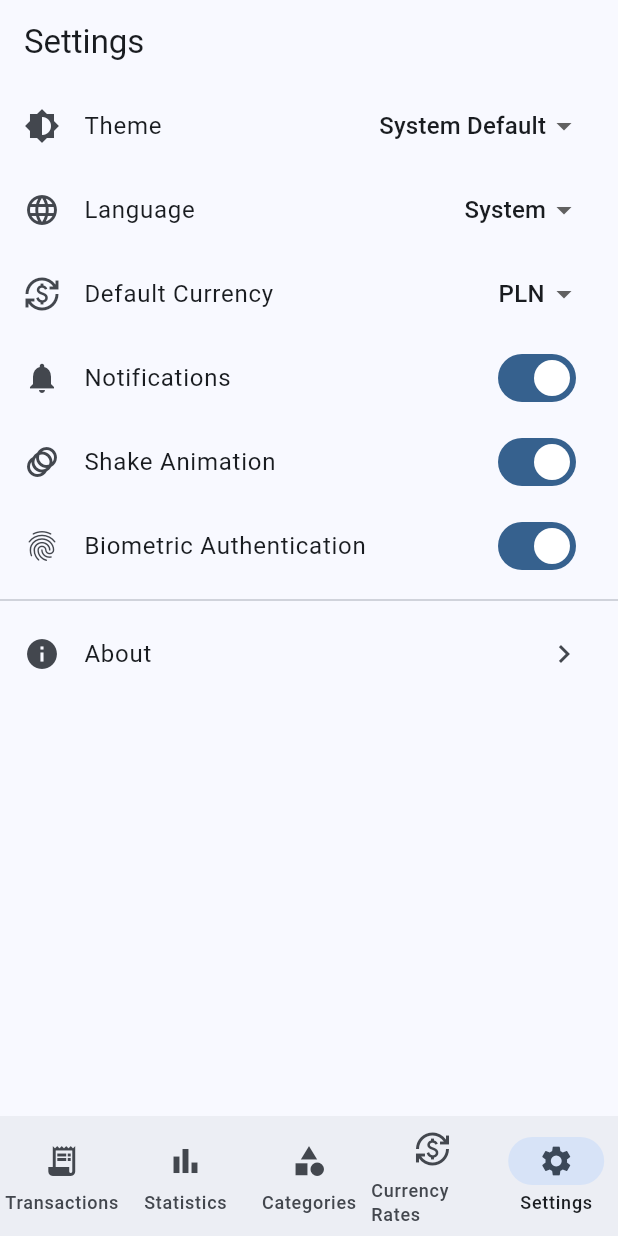
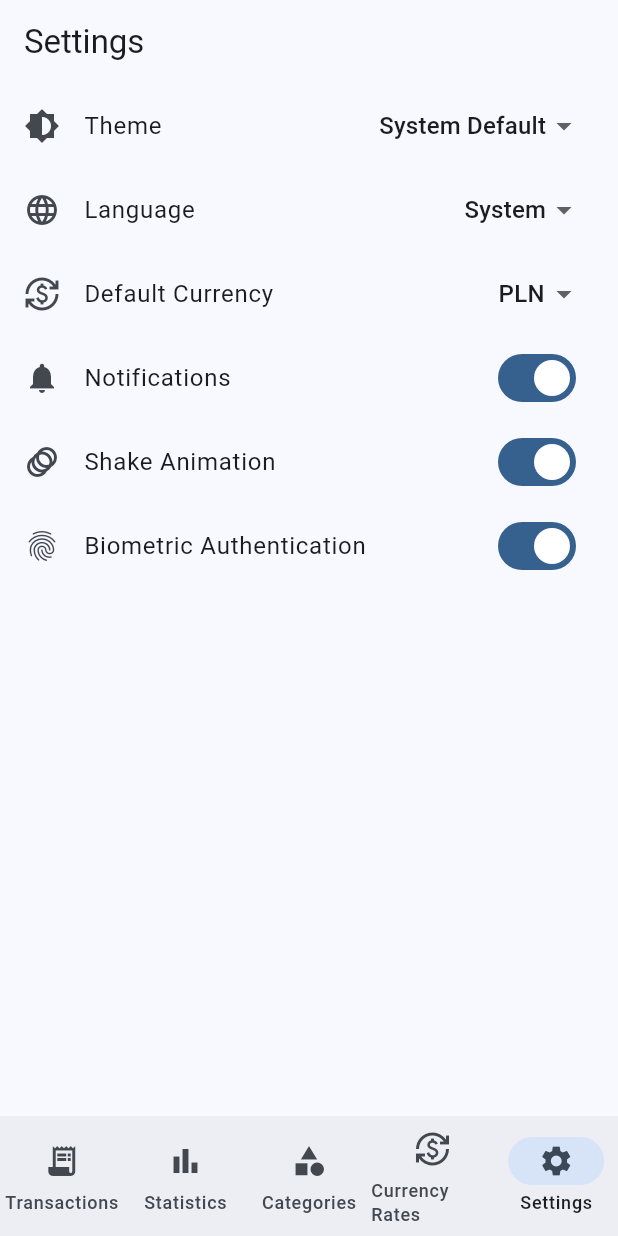
Before and after one commit to JakubMalinowski378/projekt-mobilki, a Flutter app: the screen it shows after launch, item 5 of the bottom bar chosen, on a phone screen of 412 x 824 dp. Run offline on Flutter 3.47's test engine with Material 3 defaults, Android fonts, the light colour scheme and no system bars; our stand-ins replace audioplayers, drift, fl_chart, flutter_local_notifications, local_auth, sensors_plus and 2 more; missing offline and left inert: sqlite3; accounts and stored records are empty; generated files the repository leaves out were written again; network calls fail.

Commit message:
Remove about section from settings screen

```diff
--- a/lib/screens/settings_screen.dart
+++ b/lib/screens/settings_screen.dart
@@ -129,20 +129,6 @@ class SettingsScreen extends StatelessWidget {
               ),
             ),
           ),
-          const Divider(),
-          ListTile(
-            leading: const Icon(Icons.info),
-            title: const Text('About'),
-            trailing: const Icon(Icons.chevron_right),
-            onTap: () {
-              showAboutDialog(
-                context: context,
-                applicationName: l10n.appTitle,
-                applicationVersion: '1.0.0',
-                applicationLegalese: '© 2025',
-              );
-            },
-          ),
         ],
       ),
     );
```
